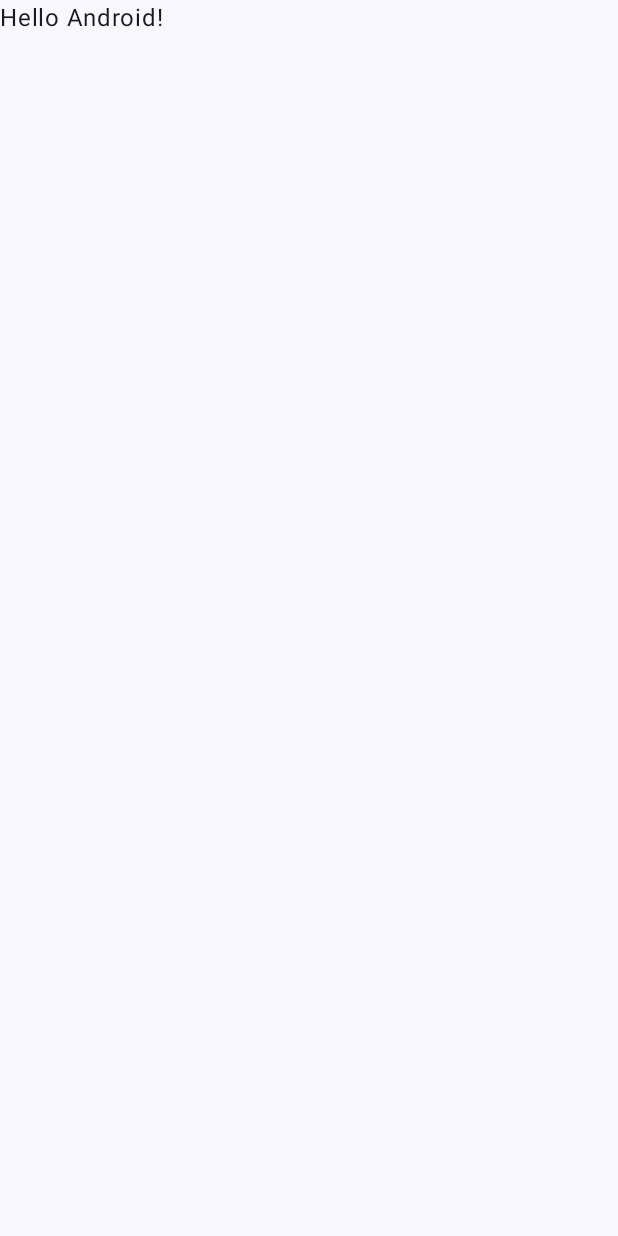
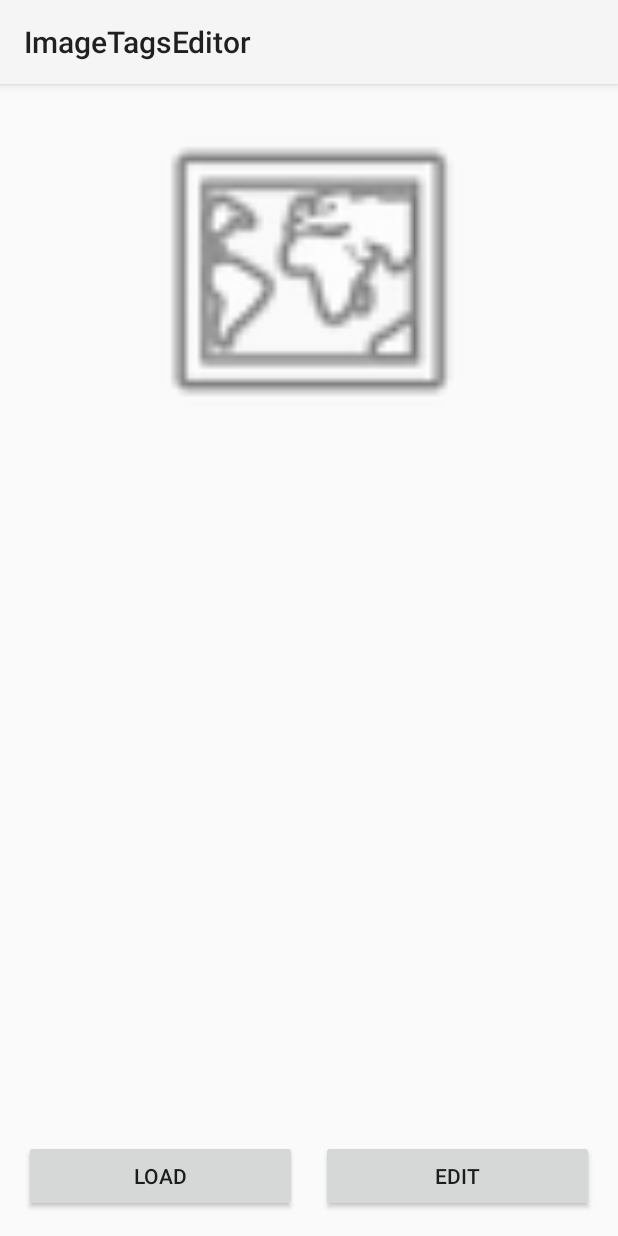
Before and after one commit to NikitaBogoslovskiy/ImageTagsEditor, an Android app built with Jetpack Compose: the screen it shows after launch (MainActivity), on a phone screen of 412 x 824 dp. Before the commit the screen is almost empty. Run offline under Robolectric (Android 15) with nearby library versions, the phone set to English and light mode, and no system bars.

Commit message:
configure loading image

```diff
--- a/app/build.gradle.kts
+++ b/app/build.gradle.kts
@@ -5,12 +5,12 @@ plugins {
 
 android {
     namespace = "com.example.imagetagseditor"
-    compileSdk = 34
+    compileSdk = 35
 
     defaultConfig {
         applicationId = "com.example.imagetagseditor"
         minSdk = 24
-        targetSdk = 34
+        targetSdk = 35
         versionCode = 1
         versionName = "1.0"
 
@@ -59,6 +59,12 @@ dependencies {
     implementation(libs.androidx.ui.graphics)
     implementation(libs.androidx.ui.tooling.preview)
     implementation(libs.androidx.material3)
+    implementation(libs.androidx.legacy.support.v4)
+    implementation(libs.androidx.lifecycle.livedata.ktx)
+    implementation(libs.androidx.lifecycle.viewmodel.ktx)
+    implementation(libs.androidx.fragment.ktx)
+    implementation(libs.androidx.navigation.fragment.ktx)
+    implementation(libs.androidx.navigation.ui.ktx)
     testImplementation(libs.junit)
     androidTestImplementation(libs.androidx.junit)
     androidTestImplementation(libs.androidx.espresso.core)
--- a/app/src/main/AndroidManifest.xml
+++ b/app/src/main/AndroidManifest.xml
@@ -1,6 +1,13 @@
 <?xml version="1.0" encoding="utf-8"?>
 <manifest xmlns:android="http://schemas.android.com/apk/res/android"
     xmlns:tools="http://schemas.android.com/tools">
+
+    <uses-permission android:name="android.permission.READ_MEDIA_IMAGES" />
+
+    <uses-permission android:name="android.permission.READ_EXTERNAL_STORAGE"/>
+
+    <uses-permission android:name="android.permission.WRITE_EXTERNAL_STORAGE"
+        android:maxSdkVersion="29" />
 
     <application
         android:allowBackup="true"
@@ -16,7 +23,7 @@
             android:name=".MainActivity"
             android:exported="true"
             android:label="@string/app_name"
-            android:theme="@style/Theme.ImageTagsEditor">
+            android:theme="@style/Theme.AppCompat.Light">
             <intent-filter>
                 <action android:name="android.intent.action.MAIN" />
 
--- a/app/src/main/java/com/example/imagetagseditor/MainActivity.kt
+++ b/app/src/main/java/com/example/imagetagseditor/MainActivity.kt
@@ -4,6 +4,7 @@ import android.os.Bundle
 import androidx.activity.ComponentActivity
 import androidx.activity.compose.setContent
 import androidx.activity.enableEdgeToEdge
+import androidx.appcompat.app.AppCompatActivity
 import androidx.compose.foundation.layout.fillMaxSize
 import androidx.compose.foundation.layout.padding
 import androidx.compose.material3.Scaffold
@@ -13,35 +14,9 @@ import androidx.compose.ui.Modifier
 import androidx.compose.ui.tooling.preview.Preview
 import com.example.imagetagseditor.ui.theme.ImageTagsEditorTheme
 
-class MainActivity : ComponentActivity() {
+class MainActivity : AppCompatActivity() {
     override fun onCreate(savedInstanceState: Bundle?) {
         super.onCreate(savedInstanceState)
-        enableEdgeToEdge()
-        setContent {
-            ImageTagsEditorTheme {
-                Scaffold(modifier = Modifier.fillMaxSize()) { innerPadding ->
-                    Greeting(
-                        name = "Android",
-                        modifier = Modifier.padding(innerPadding)
-                    )
-                }
-            }
-        }
+        setContentView(R.layout.activity_main)
     }
 }
-
-@Composable
-fun Greeting(name: String, modifier: Modifier = Modifier) {
-    Text(
-        text = "Hello $name!",
-        modifier = modifier
-    )
-}
-
-@Preview(showBackground = true)
-@Composable
-fun GreetingPreview() {
-    ImageTagsEditorTheme {
-        Greeting("Android")
-    }
-}
--- /dev/null
+++ b/app/src/main/java/com/example/imagetagseditor/main/MainFragment.kt
@@ -0,0 +1,58 @@
+package com.example.imagetagseditor.main
+
+import android.app.Activity
+import android.content.Intent
+import android.graphics.Bitmap
+import androidx.fragment.app.viewModels
+import android.os.Bundle
+import android.provider.MediaStore
+import androidx.fragment.app.Fragment
+import android.view.LayoutInflater
+import android.view.View
+import android.view.ViewGroup
+import android.widget.Button
+import android.widget.ImageView
+import com.example.imagetagseditor.R
+
+class MainFragment : Fragment() {
+
+    companion object {
+        fun newInstance() = MainFragment()
+        const val REQUEST_CODE = 2
+    }
+
+    private val viewModel: MainViewModel by viewModels()
+    private lateinit var imageView: ImageView
+    private lateinit var loadButton: Button
+
+    override fun onCreateView(
+        inflater: LayoutInflater, container: ViewGroup?,
+        savedInstanceState: Bundle?
+    ): View {
+        val view = inflater.inflate(R.layout.fragment_main, container, false)
+        imageView = view.findViewById(R.id.image_view)
+        loadButton = view.findViewById(R.id.load)
+        loadButton.setOnClickListener { openImage() }
+        return view
+    }
+
+    @Deprecated("Deprecated in Java")
+    override fun onActivityResult(requestCode: Int, resultCode: Int, data: Intent?) {
+        if(requestCode == REQUEST_CODE && resultCode == Activity.RESULT_OK){
+            loadImage(data)
+        }
+        super.onActivityResult(requestCode, resultCode, data)
+    }
+
+    private fun openImage() {
+        val pickPictureIntent = Intent(Intent.ACTION_PICK, MediaStore.Images.Media.EXTERNAL_CONTENT_URI)
+        startActivityForResult(pickPictureIntent, REQUEST_CODE)
+    }
+
+    private fun loadImage(intent: Intent?) {
+        if (intent == null)
+            return
+        val pickedImage = intent.data ?: return
+        imageView.setImageURI(pickedImage)
+    }
+}
--- /dev/null
+++ b/app/src/main/java/com/example/imagetagseditor/main/MainViewModel.kt
@@ -0,0 +1,8 @@
+package com.example.imagetagseditor.main
+
+import android.net.Uri
+import android.widget.ImageView
+import androidx.lifecycle.ViewModel
+
+class MainViewModel : ViewModel() {
+}
--- /dev/null
+++ b/app/src/main/res/layout/activity_main.xml
@@ -0,0 +1,21 @@
+<?xml version="1.0" encoding="utf-8"?>
+<androidx.constraintlayout.widget.ConstraintLayout
+    xmlns:android="http://schemas.android.com/apk/res/android"
+    xmlns:app="http://schemas.android.com/apk/res-auto"
+    android:layout_width="match_parent"
+    android:layout_height="match_parent">
+
+    <androidx.fragment.app.FragmentContainerView
+        android:id="@+id/nav_host_fragment"
+        android:name="androidx.navigation.fragment.NavHostFragment"
+        android:layout_width="match_parent"
+        android:layout_height="match_parent"
+        app:defaultNavHost="true"
+        app:layout_constraintBottom_toBottomOf="parent"
+        app:layout_constraintLeft_toLeftOf="parent"
+        app:layout_constraintRight_toRightOf="parent"
+        app:layout_constraintTop_toBottomOf="parent"
+        app:navGraph="@navigation/nav_graph"
+        />
+
+</androidx.constraintlayout.widget.ConstraintLayout>
--- /dev/null
+++ b/app/src/main/res/layout/fragment_main.xml
@@ -0,0 +1,118 @@
+<?xml version="1.0" encoding="utf-8"?>
+<FrameLayout xmlns:android="http://schemas.android.com/apk/res/android"
+    xmlns:app="http://schemas.android.com/apk/res-auto"
+    xmlns:tools="http://schemas.android.com/tools"
+    android:layout_width="match_parent"
+    android:layout_height="match_parent"
+    tools:context=".main.MainFragment">
+
+    <androidx.constraintlayout.widget.ConstraintLayout
+        android:layout_width="match_parent"
+        android:layout_height="match_parent">
+
+        <androidx.constraintlayout.widget.ConstraintLayout
+            android:id="@+id/image_container"
+            android:layout_width="match_parent"
+            android:layout_height="250dp"
+            app:layout_constraintBottom_toBottomOf="parent"
+            app:layout_constraintEnd_toEndOf="parent"
+            app:layout_constraintStart_toStartOf="parent"
+            app:layout_constraintTop_toTopOf="parent"
+            app:layout_constraintVertical_bias="0.0">
+
+            <ImageView
+                android:id="@+id/image_view"
+                android:layout_width="match_parent"
+                android:layout_height="match_parent"
+                android:layout_marginStart="16dp"
+                android:layout_marginTop="16dp"
+                android:layout_marginEnd="16dp"
+                android:layout_marginBottom="16dp"
+                android:src="@android:drawable/ic_menu_mapmode"
+                app:layout_constraintBottom_toBottomOf="parent"
+                app:layout_constraintEnd_toEndOf="parent"
+                app:layout_constraintStart_toStartOf="parent"
+                app:layout_constraintTop_toTopOf="parent" />
+
+        </androidx.constraintlayout.widget.ConstraintLayout>
+
+        <androidx.constraintlayout.widget.ConstraintLayout
+            android:id="@+id/tags_container"
+            android:layout_width="0dp"
+            android:layout_height="0dp"
+            app:layout_constraintBottom_toTopOf="@id/buttons_container"
+            app:layout_constraintEnd_toEndOf="parent"
+            app:layout_constraintStart_toStartOf="parent"
+            app:layout_constraintTop_toBottomOf="@id/image_container">
+
+            <androidx.recyclerview.widget.RecyclerView
+                android:id="@+id/tags_list"
+                android:layout_width="match_parent"
+                android:layout_height="match_parent" />
+        </androidx.constraintlayout.widget.ConstraintLayout>
+
+        <androidx.constraintlayout.widget.ConstraintLayout
+            android:id="@+id/buttons_container"
+            android:layout_width="match_parent"
+            android:layout_height="wrap_content"
+            app:layout_constraintBottom_toBottomOf="parent"
+            app:layout_constraintEnd_toEndOf="parent"
+            app:layout_constraintStart_toStartOf="parent"
+            app:layout_constraintTop_toTopOf="parent"
+            app:layout_constraintVertical_bias="1.0">
+
+            <LinearLayout
+                android:layout_width="match_parent"
+                android:layout_height="match_parent"
+                android:layout_marginBottom="16dp"
+                android:gravity="center"
+                android:orientation="horizontal"
+                app:layout_constraintBottom_toBottomOf="parent"
+                app:layout_constraintEnd_toEndOf="parent"
+                app:layout_constraintStart_toStartOf="parent"
+                app:layout_constraintTop_toTopOf="parent">
+
+                <androidx.constraintlayout.widget.ConstraintLayout
+                    android:layout_width="match_parent"
+                    android:layout_height="match_parent"
+                    android:layout_weight="1">
+
+                    <Button
+                        android:id="@+id/load"
+                        android:layout_width="0dp"
+                        android:layout_height="match_parent"
+                        android:layout_marginStart="16dp"
+                        android:layout_marginEnd="8dp"
+                        android:layout_weight="1"
+                        android:text="Load"
+                        app:layout_constraintBottom_toBottomOf="parent"
+                        app:layout_constraintEnd_toEndOf="parent"
+                        app:layout_constraintStart_toStartOf="parent"
+                        app:layout_constraintTop_toTopOf="parent" />
+                </androidx.constraintlayout.widget.ConstraintLayout>
+
+                <androidx.constraintlayout.widget.ConstraintLayout
+                    android:layout_width="match_parent"
+                    android:layout_height="match_parent"
+                    android:layout_weight="1">
+
+                    <Button
+                        android:id="@+id/edit"
+                        android:layout_width="0dp"
+                        android:layout_height="match_parent"
+                        android:layout_marginStart="8dp"
+                        android:layout_marginEnd="16dp"
+                        android:layout_weight="1"
+                        android:text="Edit"
+                        app:layout_constraintBottom_toBottomOf="parent"
+                        app:layout_constraintEnd_toEndOf="parent"
+                        app:layout_constraintStart_toStartOf="parent"
+                        app:layout_constraintTop_toTopOf="parent" />
+                </androidx.constraintlayout.widget.ConstraintLayout>
+
+            </LinearLayout>
+
+        </androidx.constraintlayout.widget.ConstraintLayout>
+    </androidx.constraintlayout.widget.ConstraintLayout>
+
+</FrameLayout>
--- /dev/null
+++ b/app/src/main/res/navigation/nav_graph.xml
@@ -0,0 +1,13 @@
+<?xml version="1.0" encoding="utf-8"?>
+<navigation xmlns:android="http://schemas.android.com/apk/res/android"
+    xmlns:app="http://schemas.android.com/apk/res-auto"
+    xmlns:tools="http://schemas.android.com/tools"
+    android:id="@+id/nav_graph"
+    app:startDestination="@id/mainFragment">
+
+    <fragment
+        android:id="@+id/mainFragment"
+        android:name="com.example.imagetagseditor.main.MainFragment"
+        android:label="fragment_main"
+        tools:layout="@layout/fragment_main" />
+</navigation>
```
Also changed, not shown: gradle/libs.versions.toml (+12 -0 lines).
